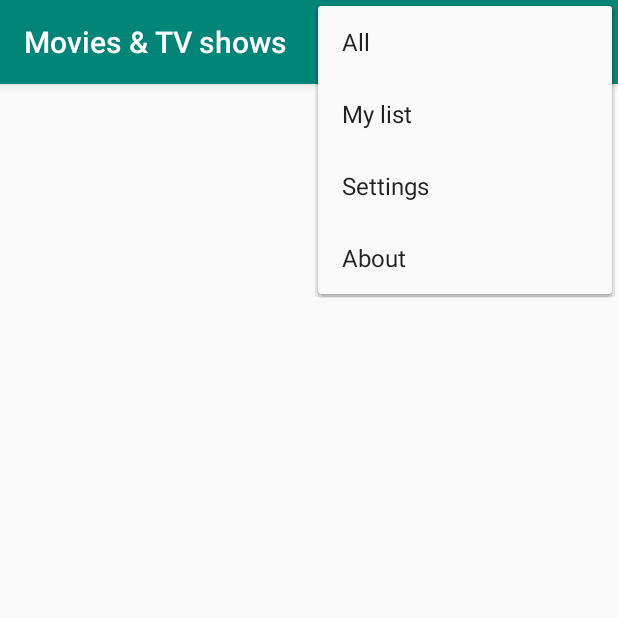
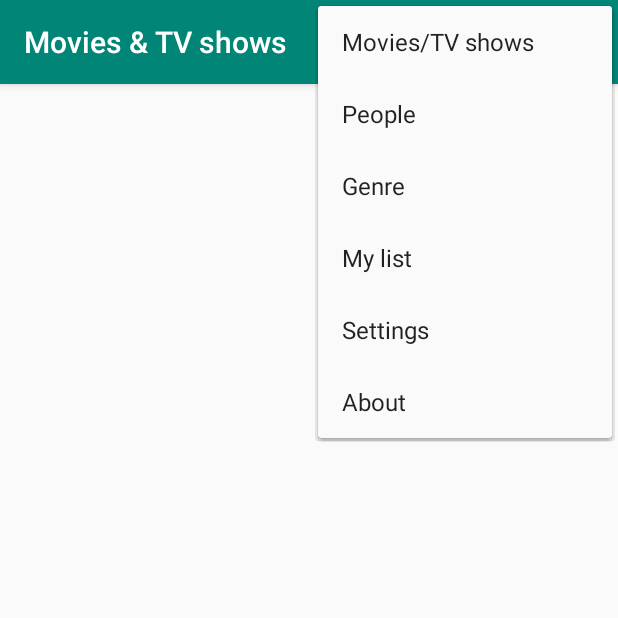
Before and after one commit to NilSilva/FilmesSeries, an Android app: the screen it shows after launch (MainActivity), with the options menu open, on a phone screen of 412 x 824 dp, the top half of it. Run offline under Robolectric (Android 15) with nearby library versions, the light colour scheme and no system bars.

Commit message:
Menu completado.

```diff
--- a/app/build.gradle
+++ b/app/build.gradle
@@ -3,7 +3,7 @@ apply plugin: 'com.android.application'
 android {
     compileSdkVersion 28
     defaultConfig {
-        applicationId "Nil.filmesseries"
+        applicationId "nil.filmesseries"
         minSdkVersion 15
         targetSdkVersion 28
         versionCode 1
--- a/app/src/main/java/Nil/filmesseries/AdicionarFSActivity.java
+++ b/app/src/main/java/nil/filmesseries/AdicionarFSActivity.java
@@ -1,4 +1,4 @@
-package Nil.filmesseries;
+package nil.filmesseries;
 
 import android.os.Bundle;
 import android.view.View;
--- a/app/src/main/java/Nil/filmesseries/DeleteFSActivity.java
+++ b/app/src/main/java/nil/filmesseries/DeleteFSActivity.java
@@ -1,17 +1,13 @@
-package Nil.filmesseries;
+package nil.filmesseries;
 
 import android.app.AlertDialog;
 import android.content.DialogInterface;
 import android.os.Bundle;
 
-import com.google.android.material.floatingactionbutton.FloatingActionButton;
-import com.google.android.material.snackbar.Snackbar;
-
 import androidx.appcompat.app.AppCompatActivity;
 import androidx.appcompat.widget.Toolbar;
 
 import android.view.View;
-import android.widget.Toast;
 
 public class DeleteFSActivity extends AppCompatActivity {
 
--- a/app/src/main/java/Nil/filmesseries/EditarFSActivity.java
+++ b/app/src/main/java/nil/filmesseries/EditarFSActivity.java
@@ -1,4 +1,4 @@
-package Nil.filmesseries;
+package nil.filmesseries;
 
 import android.os.Bundle;
 import android.view.View;
--- a/app/src/main/java/Nil/filmesseries/Tudo.java
+++ b/app/src/main/java/nil/filmesseries/Tudo.java
@@ -1,4 +1,4 @@
-package Nil.filmesseries;
+package nil.filmesseries;
 
 import android.content.Intent;
 import android.os.Bundle;
--- /dev/null
+++ b/app/src/main/res/drawable/ic_genero.xml
@@ -0,0 +1,9 @@
+<vector xmlns:android="http://schemas.android.com/apk/res/android"
+        android:width="24dp"
+        android:height="24dp"
+        android:viewportWidth="24.0"
+        android:viewportHeight="24.0">
+    <path
+        android:fillColor="#FF000000"
+        android:pathData="M20,13H4c-0.55,0 -1,0.45 -1,1v6c0,0.55 0.45,1 1,1h16c0.55,0 1,-0.45 1,-1v-6c0,-0.55 -0.45,-1 -1,-1zM7,19c-1.1,0 -2,-0.9 -2,-2s0.9,-2 2,-2 2,0.9 2,2 -0.9,2 -2,2zM20,3H4c-0.55,0 -1,0.45 -1,1v6c0,0.55 0.45,1 1,1h16c0.55,0 1,-0.45 1,-1V4c0,-0.55 -0.45,-1 -1,-1zM7,9c-1.1,0 -2,-0.9 -2,-2s0.9,-2 2,-2 2,0.9 2,2 -0.9,2 -2,2z"/>
+</vector>
--- /dev/null
+++ b/app/src/main/res/drawable/ic_lista.xml
@@ -0,0 +1,9 @@
+<vector xmlns:android="http://schemas.android.com/apk/res/android"
+        android:width="24dp"
+        android:height="24dp"
+        android:viewportWidth="24.0"
+        android:viewportHeight="24.0">
+    <path
+        android:fillColor="#FF000000"
+        android:pathData="M3,13h2v-2L3,11v2zM3,17h2v-2L3,15v2zM3,9h2L5,7L3,7v2zM7,13h14v-2L7,11v2zM7,17h14v-2L7,15v2zM7,7v2h14L21,7L7,7z"/>
+</vector>
--- a/app/src/main/res/drawable/ic_people.xml
+++ b/app/src/main/res/drawable/ic_people.xml
@@ -5,5 +5,5 @@
         android:viewportHeight="24.0">
     <path
         android:fillColor="#FF000000"
-        android:pathData="M9,11.75c-0.69,0 -1.25,0.56 -1.25,1.25s0.56,1.25 1.25,1.25 1.25,-0.56 1.25,-1.25 -0.56,-1.25 -1.25,-1.25zM15,11.75c-0.69,0 -1.25,0.56 -1.25,1.25s0.56,1.25 1.25,1.25 1.25,-0.56 1.25,-1.25 -0.56,-1.25 -1.25,-1.25zM12,2C6.48,2 2,6.48 2,12s4.48,10 10,10 10,-4.48 10,-10S17.52,2 12,2zM12,20c-4.41,0 -8,-3.59 -8,-8 0,-0.29 0.02,-0.58 0.05,-0.86 2.36,-1.05 4.23,-2.98 5.21,-5.37C11.07,8.33 14.05,10 17.42,10c0.78,0 1.53,-0.09 2.25,-0.26 0.21,0.71 0.33,1.47 0.33,2.26 0,4.41 -3.59,8 -8,8z"/>
+        android:pathData="M16,11c1.66,0 2.99,-1.34 2.99,-3S17.66,5 16,5c-1.66,0 -3,1.34 -3,3s1.34,3 3,3zM8,11c1.66,0 2.99,-1.34 2.99,-3S9.66,5 8,5C6.34,5 5,6.34 5,8s1.34,3 3,3zM8,13c-2.33,0 -7,1.17 -7,3.5L1,19h14v-2.5c0,-2.33 -4.67,-3.5 -7,-3.5zM16,13c-0.29,0 -0.62,0.02 -0.97,0.05 1.16,0.84 1.97,1.97 1.97,3.45L17,19h6v-2.5c0,-2.33 -4.67,-3.5 -7,-3.5z"/>
 </vector>
--- /dev/null
+++ b/app/src/main/res/drawable/ic_settings.xml
@@ -0,0 +1,9 @@
+<vector xmlns:android="http://schemas.android.com/apk/res/android"
+        android:width="24dp"
+        android:height="24dp"
+        android:viewportWidth="24"
+        android:viewportHeight="24">
+    <path
+        android:fillColor="#FF000000"
+        android:pathData="M19.1,12.9a2.8,2.8 0,0 0,0.1 -0.9,2.8 2.8,0 0,0 -0.1,-0.9l2.1,-1.6a0.7,0.7 0,0 0,0.1 -0.6L19.4,5.5a0.7,0.7 0,0 0,-0.6 -0.2l-2.4,1a6.5,6.5 0,0 0,-1.6 -0.9l-0.4,-2.6a0.5,0.5 0,0 0,-0.5 -0.4H10.1a0.5,0.5 0,0 0,-0.5 0.4L9.3,5.4a5.6,5.6 0,0 0,-1.7 0.9l-2.4,-1a0.4,0.4 0,0 0,-0.5 0.2l-2,3.4c-0.1,0.2 0,0.4 0.2,0.6l2,1.6a2.8,2.8 0,0 0,-0.1 0.9,2.8 2.8,0 0,0 0.1,0.9L2.8,14.5a0.7,0.7 0,0 0,-0.1 0.6l1.9,3.4a0.7,0.7 0,0 0,0.6 0.2l2.4,-1a6.5,6.5 0,0 0,1.6 0.9l0.4,2.6a0.5,0.5 0,0 0,0.5 0.4h3.8a0.5,0.5 0,0 0,0.5 -0.4l0.3,-2.6a5.6,5.6 0,0 0,1.7 -0.9l2.4,1a0.4,0.4 0,0 0,0.5 -0.2l2,-3.4c0.1,-0.2 0,-0.4 -0.2,-0.6ZM12,15.6A3.6,3.6 0,1 1,15.6 12,3.6 3.6,0 0,1 12,15.6Z"/>
+</vector>
--- /dev/null
+++ b/app/src/main/res/drawable/ic_sobre.xml
@@ -0,0 +1,9 @@
+<vector xmlns:android="http://schemas.android.com/apk/res/android"
+        android:width="24dp"
+        android:height="24dp"
+        android:viewportWidth="24.0"
+        android:viewportHeight="24.0">
+    <path
+        android:fillColor="#FF000000"
+        android:pathData="M3,21h18v-2L3,19v2zM3,17h18v-2L3,15v2zM3,13h18v-2L3,11v2zM3,9h18L21,7L3,7v2zM3,3v2h18L21,3L3,3z"/>
+</vector>
--- a/app/src/main/res/menu/menu_main.xml
+++ b/app/src/main/res/menu/menu_main.xml
@@ -1,17 +1,29 @@
 <menu xmlns:android="http://schemas.android.com/apk/res/android"
     xmlns:tools="http://schemas.android.com/tools"
-    tools:context="Nil.filmesseries.MainActivity">
+    tools:context="nil.filmesseries.MainActivity">
 
     <item
         android:id="@+id/action_mostraTudo"
-        android:title="@string/menuMostrarTudo" />
+        android:title="@string/menuMostrarTudo"
+        android:icon="@drawable/ic_movies_tvshows"/>
+    <item
+        android:id="@+id/action_mostraPessoas"
+        android:title="@string/menuPeople"
+        android:icon="@drawable/ic_people"/>
+    <item
+        android:id="@+id/action_genero"
+        android:title="@string/menuGenre"
+        android:icon="@drawable/ic_genero"/>
     <item
         android:id="@+id/action_aMinhaLista"
-        android:title="@string/menuMinhaLista" />
+        android:title="@string/menuMinhaLista"
+        android:icon="@drawable/ic_lista"/>
     <item
         android:id="@+id/action_opcoes"
-        android:title="@string/menuOpcoes" />
+        android:title="@string/menuOpcoes"
+        android:icon="@drawable/ic_settings"/>
     <item
         android:id="@+id/action_sobre"
-        android:title="@string/menuSobre" />
+        android:title="@string/menuSobre"
+        android:icon="@drawable/ic_sobre"/>
 </menu>
--- a/app/src/main/res/values/strings.xml
+++ b/app/src/main/res/values/strings.xml
@@ -1,6 +1,6 @@
 <resources>
     <string name="app_name">Movies &amp; TV shows</string>
-    <string name="menuMostrarTudo">All</string>
+    <string name="menuMostrarTudo">Movies/TV shows</string>
     <string name="menuMinhaLista">My list</string>
     <string name="menuOpcoes">Settings</string>
     <string name="menuSobre">About</string>
@@ -48,5 +48,7 @@
     <string name="Yes">Yes</string>
     <string name="No">No</string>
     <string name="people">People</string>
+    <string name="menuPeople">People</string>
+    <string name="menuGenre">Genre</string>
 
 </resources>
--- a/build.gradle
+++ b/build.gradle
@@ -7,7 +7,7 @@ buildscript {
 
     }
     dependencies {
-        classpath 'com.android.tools.build:gradle:3.3.2'
+        classpath 'com.android.tools.build:gradle:3.4.0'
 
         // NOTE: Do not place your application dependencies here; they belong
         // in the individual module build.gradle files
```
Also changed, not shown: app/src/main/AndroidManifest.xml (+10 -10 lines), app/src/main/java/nil/filmesseries/MainActivity.java (renamed from app/src/main/java/Nil/filmesseries/MainActivity.java, +7 -3 lines), app/src/main/res/layout/content_delete_fs.xml (+8 -8 lines), gradle/wrapper/gradle-wrapper.properties, 4 other files.
